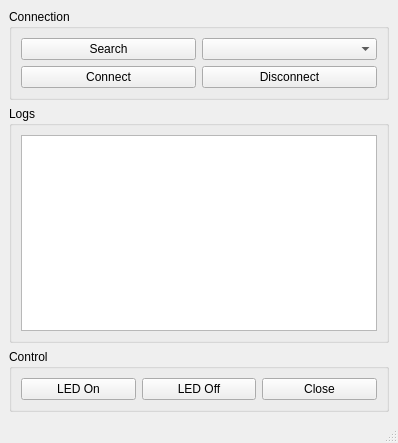
First picture: the form in mainwindow.ui, repository gekon83/Qt_AndroidMeetsArduino, before the edit.
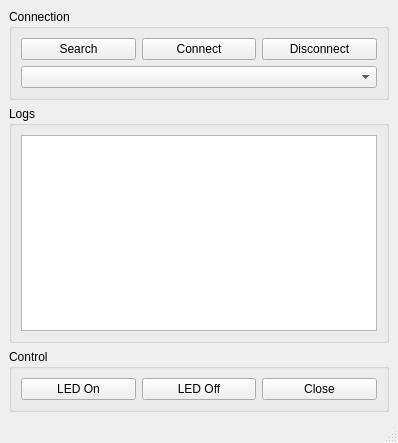
Second picture: the form after the edit.

Commit message: update layout, add device pairing and LED control

What changed in the file:
```diff
--- a/mainwindow.ui
+++ b/mainwindow.ui
@@ -22,28 +22,32 @@
       </property>
       <layout class="QGridLayout" name="gridLayout">
        <item row="0" column="0">
+        <layout class="QHBoxLayout" name="horizontalLayout_2">
+         <item>
         <widget class="QPushButton" name="pushButton_Search">
          <property name="text">
           <string>Search</string>
          </property>
         </widget>
        </item>
-       <item row="0" column="1">
-        <widget class="QComboBox" name="comboBox_Devices"/>
-       </item>
-       <item row="1" column="0">
+         <item>
         <widget class="QPushButton" name="pushButton_Connect">
          <property name="text">
           <string>Connect</string>
          </property>
         </widget>
        </item>
-       <item row="1" column="1">
+         <item>
         <widget class="QPushButton" name="pushButton_Disconnect">
          <property name="text">
           <string>Disconnect</string>
          </property>
         </widget>
+         </item>
+        </layout>
+       </item>
+       <item row="1" column="0">
+        <widget class="QComboBox" name="comboBox_Devices"/>
        </item>
       </layout>
      </widget>
```
Lines whose indentation alone changed are shown as unchanged. The commit also changes 2 other files.
